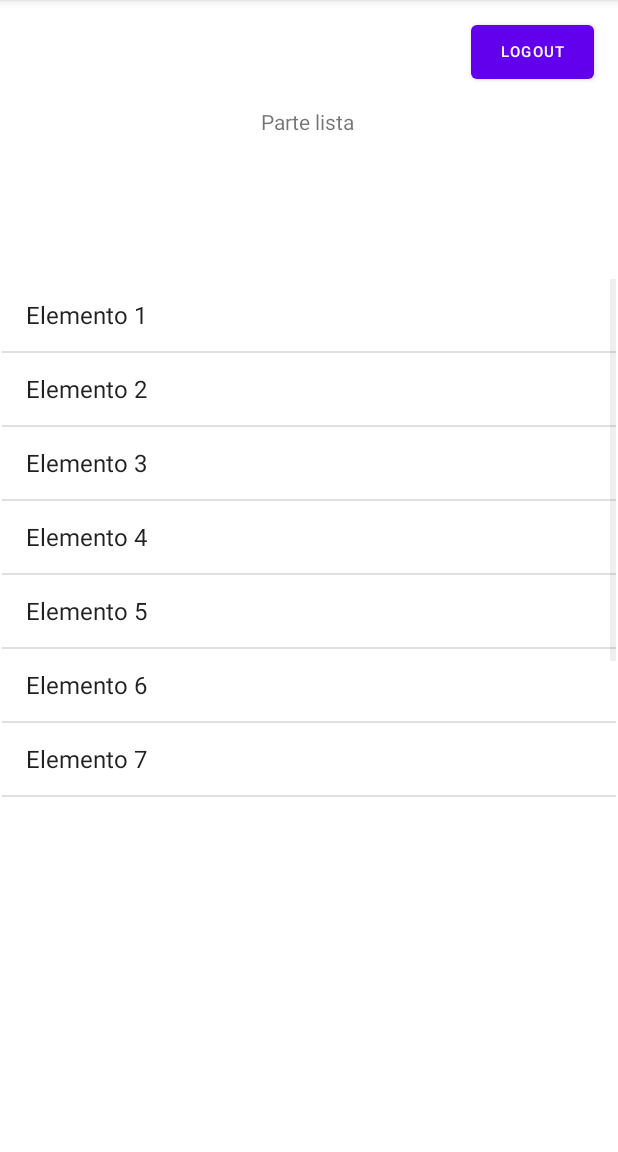
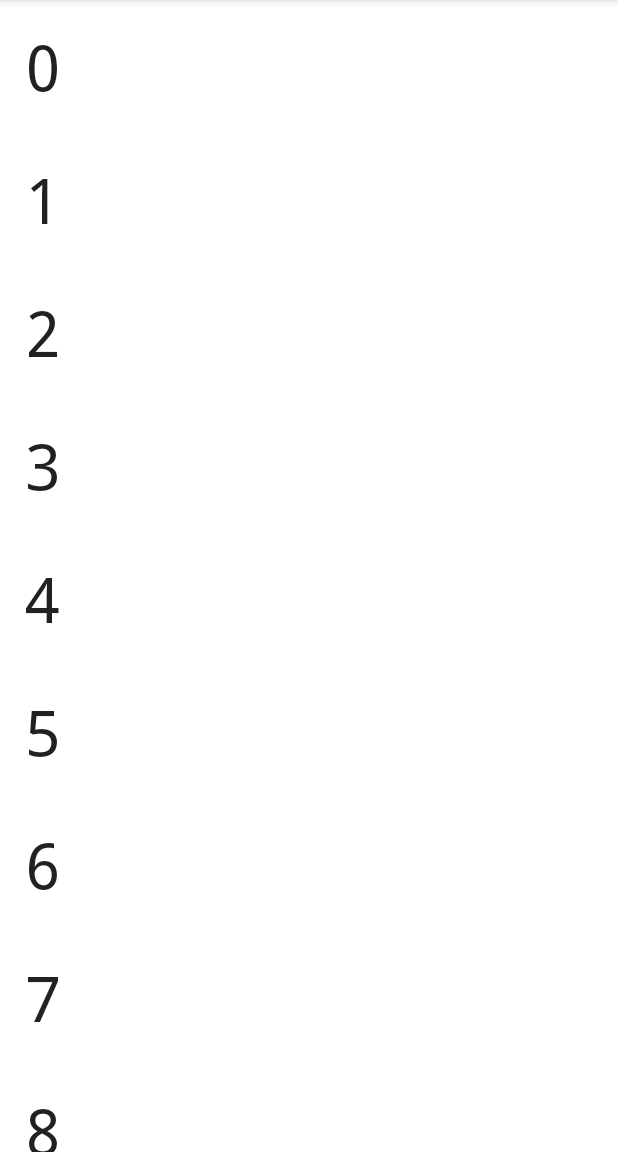
Before and after one commit to EnricPP/ProyectoDAP, an Android app: the MainActivity screen opened directly, with no data from a screen before it, on a phone screen of 412 x 824 dp, the part 84-1236 px from its top. Run offline under Robolectric (Android 15) with nearby library versions, the phone set to English and light mode, and no system bars.

Commit message:
recycleview 1.0

```diff
--- a/app/src/main/AndroidManifest.xml
+++ b/app/src/main/AndroidManifest.xml
@@ -14,6 +14,9 @@
         android:theme="@style/Theme.ProyectoDAP"
         tools:targetApi="31">
         <activity
+            android:name=".ItemActivity"
+            android:exported="false" />
+        <activity
             android:name=".LoginActivity"
             android:exported="true">
             <intent-filter>
@@ -22,7 +25,7 @@
                 <category android:name="android.intent.category.LAUNCHER" />
             </intent-filter>
         </activity>
-        <activity android:name=".MainActivity"></activity>
+        <activity android:name=".MainActivity" />
     </application>
 
 </manifest>
--- /dev/null
+++ b/app/src/main/java/com/example/proyectodap/ItemActivity.java
@@ -0,0 +1,27 @@
+package com.example.proyectodap;
+
+import androidx.appcompat.app.AppCompatActivity;
+
+import android.os.Bundle;
+import android.widget.TextView;
+
+public class ItemActivity extends AppCompatActivity {
+
+    @Override
+    protected void onCreate(Bundle savedInstanceState) {
+        super.onCreate(savedInstanceState);
+        setContentView(R.layout.activity_item);
+
+        TextView itemID = findViewById(R.id.tv_itemID);
+
+        Bundle extras = getIntent().getExtras();
+
+        int id = -1;
+
+        if (extras != null)
+            id = extras.getInt("itemID");
+
+        itemID.setText("ITEM ID:" + id);
+
+    }
+}
--- /dev/null
+++ b/app/src/main/java/com/example/proyectodap/ListAdapter.java
@@ -0,0 +1,72 @@
+package com.example.proyectodap;
+
+import android.content.Context;
+import android.util.Log;
+import android.view.LayoutInflater;
+import android.view.View;
+import android.view.ViewGroup;
+import android.widget.TextView;
+import android.widget.Toast;
+
+import androidx.recyclerview.widget.RecyclerView;
+
+public class ListAdapter extends RecyclerView.Adapter<ListAdapter.NumberViewHolder> {
+
+    final private ListItemClickListener mOnClickListener;
+
+    private int mNumberItems;
+
+    public interface ListItemClickListener {
+        void onListItemClick(int clickedItemIndex);
+    }
+
+    public ListAdapter(int numberOfItems, ListItemClickListener listener) {
+        mNumberItems = numberOfItems;
+        mOnClickListener = listener;
+    }
+
+    @Override
+    public NumberViewHolder onCreateViewHolder(ViewGroup viewGroup, int viewType) {
+        Context context = viewGroup.getContext();
+        int layoutIdForListItem = R.layout.list_item;
+        LayoutInflater inflater = LayoutInflater.from(context);
+        boolean shouldAttachToParentImmediately = false;
+
+        View view = inflater.inflate(layoutIdForListItem, viewGroup, shouldAttachToParentImmediately);
+        NumberViewHolder viewHolder = new NumberViewHolder(view);
+
+        return viewHolder;
+    }
+
+    @Override
+    public void onBindViewHolder(NumberViewHolder holder, int position) {
+        holder.bind(position);
+    }
+
+    @Override
+    public int getItemCount() {
+        return mNumberItems;
+    }
+
+    class NumberViewHolder extends RecyclerView.ViewHolder implements View.OnClickListener {
+
+        TextView listItemNumberView;
+
+        public NumberViewHolder(View itemView) {
+            super(itemView);
+
+            listItemNumberView = (TextView) itemView.findViewById(R.id.tv_item_number);
+            itemView.setOnClickListener(this);
+        }
+
+        void bind(int listIndex) {
+            listItemNumberView.setText(String.valueOf(listIndex));
+        }
+
+        @Override
+        public void onClick(View view) {
+            int clickedPosition = getAdapterPosition();
+            mOnClickListener.onListItemClick(clickedPosition);
+        }
+    }
+}
--- a/app/src/main/java/com/example/proyectodap/MainActivity.java
+++ b/app/src/main/java/com/example/proyectodap/MainActivity.java
@@ -2,52 +2,52 @@ package com.example.proyectodap;
 
 import androidx.appcompat.app.AppCompatActivity;
 
-import android.bluetooth.BluetoothDevice;
 import android.content.Intent;
 import android.os.Bundle;
-import android.view.View;
-import android.widget.AdapterView;
-import android.widget.ArrayAdapter;
-import android.widget.Button;
-import android.widget.ListView;
-import android.widget.TextView;
+import android.widget.Toast;
 
-import java.util.ArrayList;
-import java.util.Set;
+import androidx.recyclerview.widget.LinearLayoutManager;
+import androidx.recyclerview.widget.RecyclerView;
 
-public class MainActivity extends AppCompatActivity {
+public class MainActivity extends AppCompatActivity implements ListAdapter.ListItemClickListener {
+
+    private static final int NUM_LIST_ITEMS = 20;
+
+    private ListAdapter mAdapter;
+    private RecyclerView mNumbersList;
+
+    private Toast mToast;
+
 
     @Override
     protected void onCreate(Bundle savedInstanceState) {
         super.onCreate(savedInstanceState);
         setContentView(R.layout.activity_main);
 
-        ListView listamain = findViewById(R.id.list_view_main);
-        ArrayList<String> dispositivos = new ArrayList<String>();
-        TextView txt_prueba = findViewById(R.id.txt_pulsado);
-        Button btn_logout = findViewById(R.id.btn_logout);
+        mNumbersList = (RecyclerView) findViewById(R.id.rv_list);
 
-        for (int i=1; i<=10; i++){
-            dispositivos.add("Elemento "+i);
+        LinearLayoutManager layoutManager = new LinearLayoutManager(this);
+        mNumbersList.setLayoutManager(layoutManager);
+
+        mNumbersList.setHasFixedSize(true);
+
+        mAdapter = new ListAdapter(NUM_LIST_ITEMS, this);
+        mNumbersList.setAdapter(mAdapter);
+
+    }
+
+    @Override
+    public void onListItemClick(int clickedItemIndex) {
+        if (mToast != null) {
+            mToast.cancel();
         }
 
-        ArrayAdapter<String> adapter = new ArrayAdapter<String>(MainActivity.this, android.R.layout.simple_list_item_1, dispositivos);
+        String toastMessage = "Item #" + clickedItemIndex + " clicked.";
+        mToast = Toast.makeText(this, toastMessage, Toast.LENGTH_SHORT);
+        mToast.show();
 
-        listamain.setAdapter(adapter);
-        listamain.setOnItemClickListener(new AdapterView.OnItemClickListener() {
-            @Override
-            public void onItemClick(AdapterView<?> adapterView, View view, int i, long l) {
-                txt_prueba.setText(adapter.getItem(i).toString());
-            }
-        });
-
-        btn_logout.setOnClickListener(new View.OnClickListener() {
-            @Override
-            public void onClick(View view) {
-                Intent startLoginActivity = new Intent(MainActivity.this, LoginActivity.class);
-                startActivity(startLoginActivity);
-                finish();
-            }
-        });
+        Intent intent = new Intent(getApplicationContext(), ItemActivity.class);
+        intent.putExtra("itemID", clickedItemIndex);
+        startActivity(intent);
     }
 }
--- /dev/null
+++ b/app/src/main/res/layout/activity_item.xml
@@ -0,0 +1,18 @@
+<?xml version="1.0" encoding="utf-8"?>
+<androidx.constraintlayout.widget.ConstraintLayout xmlns:android="http://schemas.android.com/apk/res/android"
+    xmlns:app="http://schemas.android.com/apk/res-auto"
+    xmlns:tools="http://schemas.android.com/tools"
+    android:layout_width="match_parent"
+    android:layout_height="match_parent"
+    tools:context=".ItemActivity">
+
+    <TextView
+        android:id="@+id/tv_itemID"
+        android:layout_width="wrap_content"
+        android:layout_height="wrap_content"
+        android:text="TextView"
+        app:layout_constraintBottom_toBottomOf="parent"
+        app:layout_constraintEnd_toEndOf="parent"
+        app:layout_constraintStart_toStartOf="parent"
+        app:layout_constraintTop_toTopOf="parent" />
+</androidx.constraintlayout.widget.ConstraintLayout>
--- a/app/src/main/res/layout/activity_main.xml
+++ b/app/src/main/res/layout/activity_main.xml
@@ -1,55 +1,11 @@
 <?xml version="1.0" encoding="utf-8"?>
-<androidx.constraintlayout.widget.ConstraintLayout xmlns:android="http://schemas.android.com/apk/res/android"
-    xmlns:app="http://schemas.android.com/apk/res-auto"
-    xmlns:tools="http://schemas.android.com/tools"
+<FrameLayout
+    xmlns:android="http://schemas.android.com/apk/res/android"
     android:layout_width="match_parent"
-    android:layout_height="match_parent"
-    tools:context=".MainActivity">
+    android:layout_height="match_parent">
 
-    <TextView
-        android:id="@+id/txt_titulo"
-        android:layout_width="wrap_content"
-        android:layout_height="wrap_content"
-        android:text="Parte lista"
-        app:layout_constraintBottom_toBottomOf="parent"
-        app:layout_constraintEnd_toEndOf="parent"
-        app:layout_constraintHorizontal_bias="0.498"
-        app:layout_constraintStart_toStartOf="parent"
-        app:layout_constraintTop_toTopOf="parent"
-        app:layout_constraintVertical_bias="0.095" />
-
-    <TextView
-        android:id="@+id/txt_pulsado"
-        android:layout_width="wrap_content"
-        android:layout_height="wrap_content"
-        app:layout_constraintBottom_toTopOf="@+id/list_view_main"
-        app:layout_constraintEnd_toEndOf="parent"
-        app:layout_constraintStart_toStartOf="parent"
-        app:layout_constraintTop_toBottomOf="@+id/txt_titulo" />
-
-    <ListView
-        android:id="@+id/list_view_main"
-        android:layout_width="409dp"
-        android:layout_height="354dp"
-        app:layout_constraintBottom_toBottomOf="parent"
-        app:layout_constraintEnd_toEndOf="parent"
-        app:layout_constraintStart_toStartOf="parent"
-        app:layout_constraintTop_toBottomOf="@+id/txt_titulo"
-        app:layout_constraintVertical_bias="0.295" >
-
-    </ListView>
-
-    <Button
-        android:id="@+id/btn_logout"
-        android:layout_width="82dp"
-        android:layout_height="48dp"
-        android:text="Logout"
-        android:textSize="10sp"
-        app:layout_constraintBottom_toBottomOf="parent"
-        app:layout_constraintEnd_toEndOf="parent"
-        app:layout_constraintHorizontal_bias="0.951"
-        app:layout_constraintStart_toStartOf="parent"
-        app:layout_constraintTop_toTopOf="parent"
-        app:layout_constraintVertical_bias="0.015" />
-
-</androidx.constraintlayout.widget.ConstraintLayout>
+    <androidx.recyclerview.widget.RecyclerView
+        android:id="@+id/rv_list"
+        android:layout_width="match_parent"
+        android:layout_height="match_parent"/>
+</FrameLayout>
--- /dev/null
+++ b/app/src/main/res/layout/list_item.xml
@@ -0,0 +1,18 @@
+<?xml version="1.0" encoding="utf-8"?>
+<FrameLayout xmlns:android="http://schemas.android.com/apk/res/android"
+    xmlns:tools="http://schemas.android.com/tools"
+    android:layout_width="match_parent"
+    android:layout_height="wrap_content"
+    android:padding="16dp">
+
+    <TextView
+        android:id="@+id/tv_item_number"
+        style="@style/TextAppearance.AppCompat.Title"
+        android:layout_width="wrap_content"
+        android:layout_height="wrap_content"
+        android:layout_gravity="center_vertical|start"
+        android:fontFamily="monospace"
+        android:textSize="42sp"
+        android:text="1"
+        />
+</FrameLayout>
--- a/gradle.properties
+++ b/gradle.properties
@@ -19,3 +19,4 @@ android.useAndroidX=true
 # resources declared in the library itself and none from the library's dependencies,
 # thereby reducing the size of the R class for that library
 android.nonTransitiveRClass=true
+android.enableJetifier=true
```
